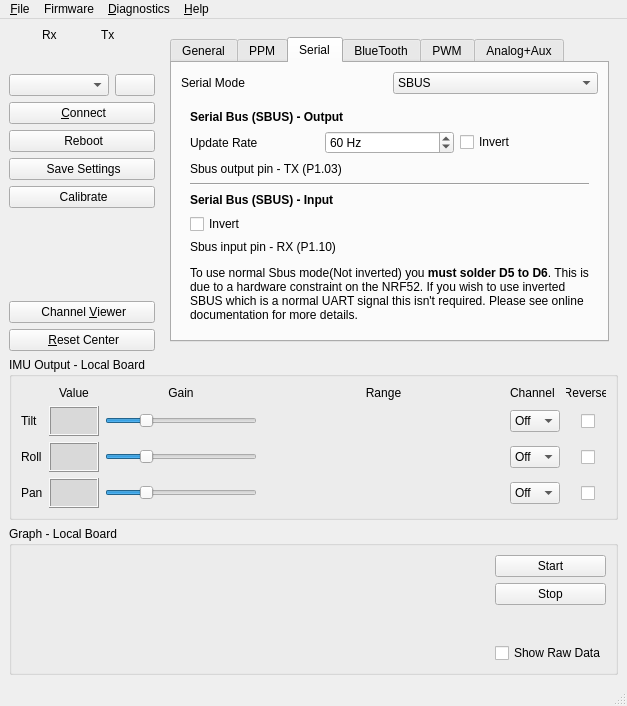
Above: gui/src/mainwindow.ui from dlktdr/HeadTracker before the change. Below: the same form after it.
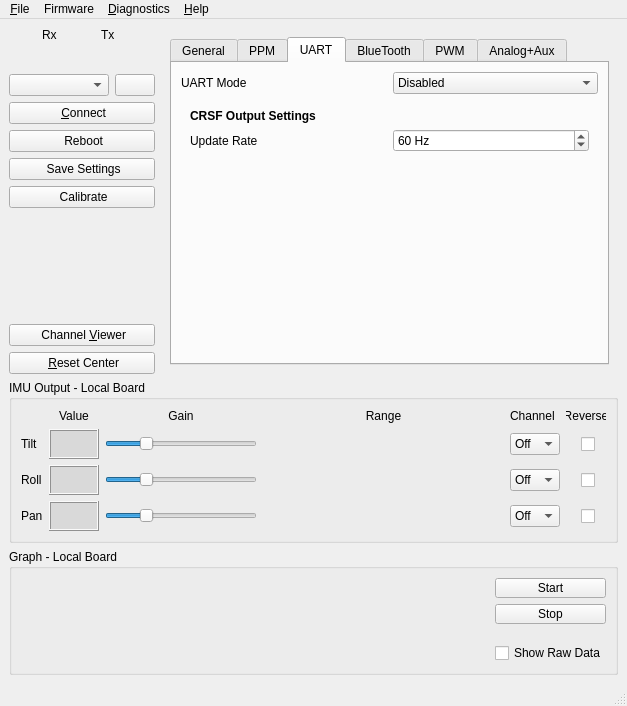
That is the form after the change. The open tabs and pages were chosen to show the change. Icons and pictures are not drawn. Custom widgets are drawn as their Qt base class.

Commit message: CRSF Input.. somewhat working..

```diff
--- a/gui/src/mainwindow.ui
+++ b/gui/src/mainwindow.ui
@@ -1391,7 +1391,7 @@
             </widget>
             <widget class="QWidget" name="tabExtras">
              <attribute name="title">
-              <string>Serial</string>
+              <string>UART</string>
              </attribute>
              <layout class="QVBoxLayout" name="verticalLayout_4">
               <item>
@@ -1399,17 +1399,32 @@
                 <item>
                  <widget class="QLabel" name="label_21">
                   <property name="text">
-                   <string>Serial Mode</string>
+                   <string>UART Mode</string>
                   </property>
                  </widget>
                 </item>
                 <item>
-                 <widget class="QComboBox" name="cmdSerial">
+                 <widget class="QComboBox" name="cmbUartMode">
+                  <item>
+                   <property name="text">
+                    <string>Disabled</string>
+                   </property>
+                  </item>
                   <item>
                    <property name="text">
                     <string>SBUS</string>
                    </property>
                   </item>
+                  <item>
+                   <property name="text">
+                    <string>CRSF Input</string>
+                   </property>
+                  </item>
+                  <item>
+                   <property name="text">
+                    <string>CRSF Output</string>
+                   </property>
+                  </item>
                  </widget>
                 </item>
                </layout>
@@ -1417,8 +1432,9 @@
               <item>
                <widget class="QStackedWidget" name="stkSerial">
                 <property name="currentIndex">
-                 <number>0</number>
+                 <number>3</number>
                 </property>
+                <widget class="QWidget" name="page_2"/>
                 <widget class="QWidget" name="sbus">
                  <layout class="QGridLayout" name="gridLayout_13">
                   <item row="0" column="0" colspan="2">
@@ -1502,19 +1518,68 @@
                  </layout>
                 </widget>
                 <widget class="QWidget" name="crsf">
-                 <widget class="QLabel" name="label_49">
-                  <property name="geometry">
-                   <rect>
-                    <x>0</x>
-                    <y>10</y>
-                    <width>111</width>
-                    <height>16</height>
-                   </rect>
-                  </property>
-                  <property name="text">
-                   <string>&lt;html&gt;&lt;head/&gt;&lt;body&gt;&lt;p&gt;&lt;span style=&quot; font-size:9pt; font-weight:600;&quot;&gt;CRSF Settings&lt;/span&gt;&lt;/p&gt;&lt;/body&gt;&lt;/html&gt;</string>
-                  </property>
-                 </widget>
+                 <layout class="QVBoxLayout" name="verticalLayout_5">
+                  <item>
+                   <widget class="QLabel" name="label_49">
+                    <property name="text">
+                     <string>&lt;html&gt;&lt;head/&gt;&lt;body&gt;&lt;p&gt;&lt;span style=&quot; font-weight:600;&quot;&gt;CRSF Input Settings&lt;/span&gt;&lt;/p&gt;&lt;p&gt;There are no values to configure in this mode&lt;/p&gt;&lt;/body&gt;&lt;/html&gt;</string>
+                    </property>
+                    <property name="alignment">
+                     <set>Qt::AlignLeading|Qt::AlignLeft|Qt::AlignTop</set>
+                    </property>
+                   </widget>
+                  </item>
+                 </layout>
+                </widget>
+                <widget class="QWidget" name="page_3">
+                 <layout class="QGridLayout" name="gridLayout_8">
+                  <item row="1" column="0">
+                   <widget class="QLabel" name="label_41">
+                    <property name="text">
+                     <string>Update Rate</string>
+                    </property>
+                   </widget>
+                  </item>
+                  <item row="1" column="1">
+                   <widget class="QSpinBox" name="spnCRSFRate">
+                    <property name="suffix">
+                     <string> Hz</string>
+                    </property>
+                    <property name="minimum">
+                     <number>30</number>
+                    </property>
+                    <property name="maximum">
+                     <number>150</number>
+                    </property>
+                    <property name="value">
+                     <number>60</number>
+                    </property>
+                   </widget>
+                  </item>
+                  <item row="0" column="0">
+                   <widget class="QLabel" name="label_56">
+                    <property name="text">
+                     <string>&lt;html&gt;&lt;head/&gt;&lt;body&gt;&lt;p&gt;&lt;span style=&quot; font-weight:600;&quot;&gt;CRSF Output Settings&lt;/span&gt;&lt;/p&gt;&lt;/body&gt;&lt;/html&gt;</string>
+                    </property>
+                    <property name="alignment">
+                     <set>Qt::AlignLeading|Qt::AlignLeft|Qt::AlignTop</set>
+                    </property>
+                   </widget>
+                  </item>
+                  <item row="2" column="0">
+                   <spacer name="verticalSpacer_3">
+                    <property name="orientation">
+                     <enum>Qt::Vertical</enum>
+                    </property>
+                    <property name="sizeHint" stdset="0">
+                     <size>
+                      <width>20</width>
+                      <height>40</height>
+                     </size>
+                    </property>
+                   </spacer>
+                  </item>
+                 </layout>
                 </widget>
                </widget>
               </item>
```
Left out of the diff: 2 changed lines with no effect on the pictures. The commit also changes 19 other files.
